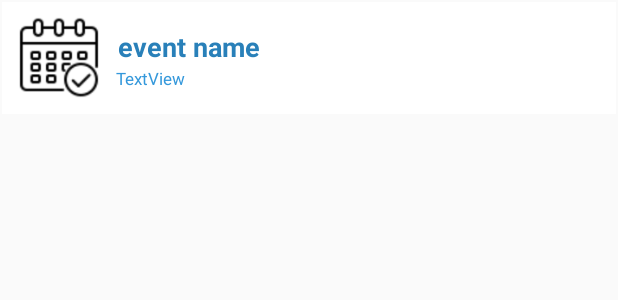
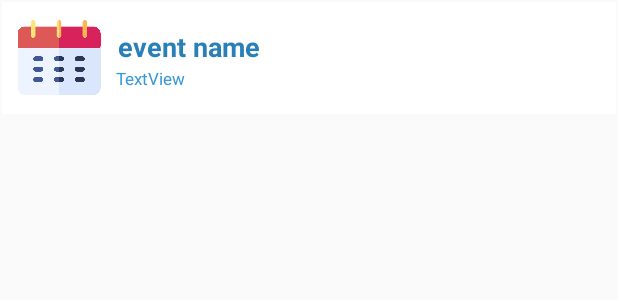
Before and after one commit to SWFTeam/SWFGame, an Android app: the layout my_event_item.xml on its own in the app's theme, with its tools: preview values and no code run, on a phone screen of 412 x 824 dp. Shown: the top 300 px of the screen. Run offline under Robolectric (Android 15) with nearby library versions, the phone set to English and light mode, and no system bars; Roboto replaces fonts that are not available here.

Commit message:
Modified icons on recyclerViews

```diff
--- a/app/src/main/res/layout/my_advice_item.xml
+++ b/app/src/main/res/layout/my_advice_item.xml
@@ -13,7 +13,7 @@
         android:layout_width="60dp"
         android:layout_height="55dp"
         android:layout_gravity="center_vertical"
-        app:srcCompat="@drawable/advice_logo" />
+        app:srcCompat="@drawable/advice" />
 
     <LinearLayout
         android:layout_width="match_parent"
--- a/app/src/main/res/layout/my_challenge_item.xml
+++ b/app/src/main/res/layout/my_challenge_item.xml
@@ -13,7 +13,7 @@
         android:layout_width="60dp"
         android:layout_height="55dp"
         android:layout_gravity="center_vertical"
-        app:srcCompat="@drawable/challenge_logo" />
+        app:srcCompat="@drawable/challenge" />
 
     <LinearLayout
         android:layout_width="match_parent"
--- a/app/src/main/res/layout/my_event_item.xml
+++ b/app/src/main/res/layout/my_event_item.xml
@@ -13,7 +13,7 @@
         android:layout_width="60dp"
         android:layout_height="55dp"
         android:layout_gravity="center_vertical"
-        app:srcCompat="@drawable/event_logo" />
+        app:srcCompat="@drawable/event" />
 
     <LinearLayout
         android:layout_width="match_parent"
```
Also changed, not shown: app/src/main/res/drawable/advice.png (added), app/src/main/res/drawable/challenge.png (added), app/src/main/res/drawable/event.png (added).
